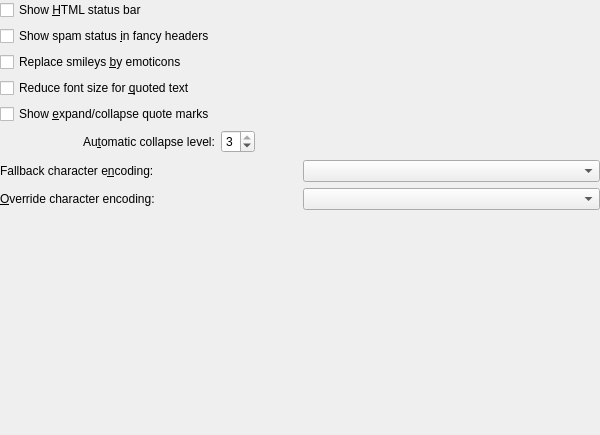
chusopr/kdepim-ktimetracker-akonadi, file messageviewer/settings.ui: the form before one commit.
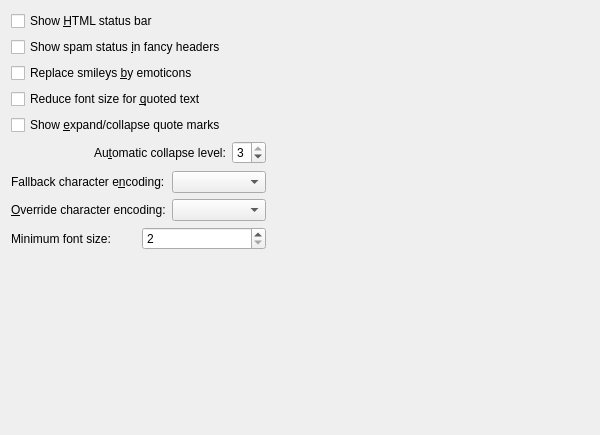
The form after the commit. Custom widgets are drawn as their Qt base class.

Commit message:
Fix very old bug Bug 50983 - HTML mail does not honor minimum font sizes
FIXED-IN: 4.8

```diff
--- a/messageviewer/settings.ui
+++ b/messageviewer/settings.ui
@@ -31,9 +31,6 @@
    <string>Viewer settings</string>
   </property>
   <layout class="QGridLayout" name="gridLayout_2">
-   <property name="margin">
-    <number>0</number>
-   </property>
    <item row="0" column="0" colspan="2">
     <widget class="QCheckBox" name="kcfg_showColorBar">
      <property name="text">
@@ -121,7 +118,7 @@
      </property>
     </spacer>
    </item>
-   <item row="6" column="0" colspan="4">
+   <item row="6" column="0" colspan="3">
     <layout class="QGridLayout" name="gridLayout">
      <item row="0" column="0">
       <widget class="QLabel" name="label_2">
@@ -177,7 +174,28 @@
      </item>
     </layout>
    </item>
-   <item row="7" column="0">
+   <item row="7" column="0" colspan="3">
+    <layout class="QHBoxLayout" name="horizontalLayout">
+     <item>
+      <widget class="QLabel" name="label_4">
+       <property name="text">
+        <string>Minimum font size:</string>
+       </property>
+      </widget>
+     </item>
+     <item>
+      <widget class="KIntSpinBox" name="kcfg_MinimumFontSize">
+       <property name="minimum">
+        <number>2</number>
+       </property>
+       <property name="maximum">
+        <number>30</number>
+       </property>
+      </widget>
+     </item>
+    </layout>
+   </item>
+   <item row="8" column="0">
     <spacer name="verticalSpacer">
      <property name="orientation">
       <enum>Qt::Vertical</enum>
@@ -193,16 +211,16 @@
   </layout>
  </widget>
  <customwidgets>
-  <customwidget>
-   <class>KIntSpinBox</class>
-   <extends>QSpinBox</extends>
-   <header>knuminput.h</header>
-  </customwidget>
   <customwidget>
    <class>KComboBox</class>
    <extends>QComboBox</extends>
    <header>kcombobox.h</header>
   </customwidget>
+  <customwidget>
+   <class>KIntSpinBox</class>
+   <extends>QSpinBox</extends>
+   <header>knuminput.h</header>
+  </customwidget>
  </customwidgets>
  <resources/>
  <connections/>
```
The commit also changes 2 other files.
